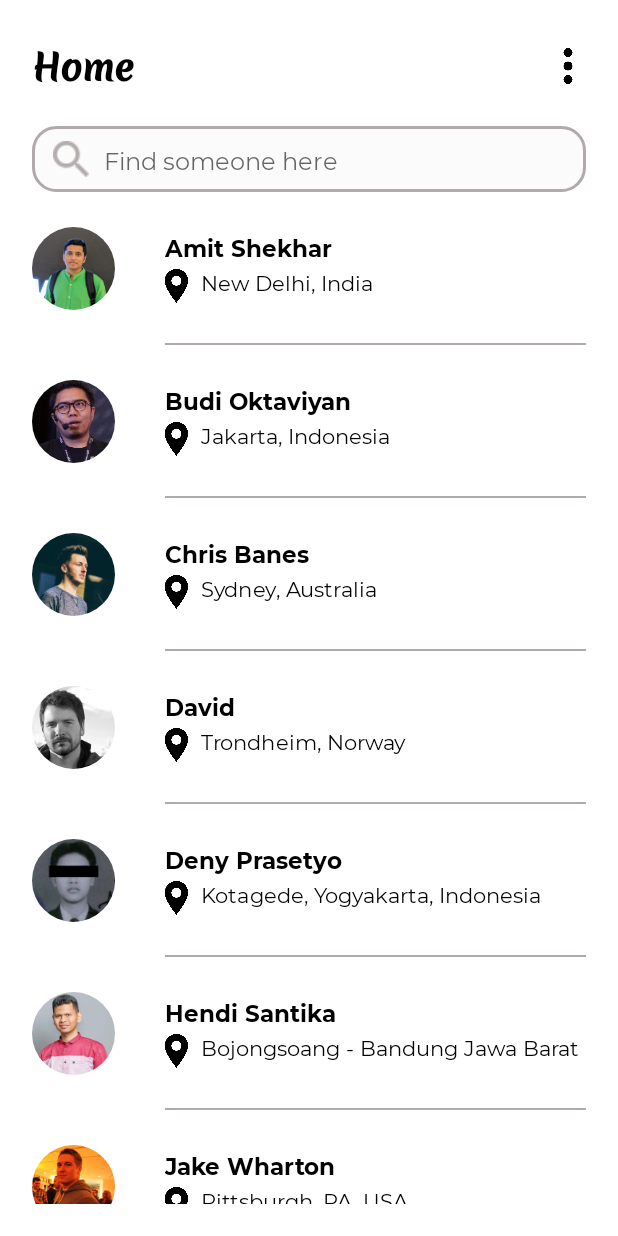
After one commit to setianjay/GithubUser, an Android app: the HomeActivity screen opened directly, with no data from a screen before it, on a phone screen of 412 x 824 dp. The commit adds this screen. Run offline under Robolectric (Android 15) with nearby library versions, the phone set to English and light mode, and no system bars; our stand-ins replace CircleImageView, Timber.

Commit message:
Create Home layout

```diff
--- a/app/build.gradle
+++ b/app/build.gradle
@@ -44,6 +44,7 @@ dependencies {
     implementation 'androidx.appcompat:appcompat:1.3.1'
     implementation 'com.google.android.material:material:1.4.0'
     implementation 'androidx.constraintlayout:constraintlayout:2.1.0'
+    implementation 'androidx.legacy:legacy-support-v4:1.0.0'
     testImplementation 'junit:junit:4.+'
     androidTestImplementation 'androidx.test.ext:junit:1.1.3'
     androidTestImplementation 'androidx.test.espresso:espresso-core:3.4.0'
--- a/app/src/main/AndroidManifest.xml
+++ b/app/src/main/AndroidManifest.xml
@@ -9,7 +9,8 @@
         android:roundIcon="@mipmap/ic_launcher_round"
         android:supportsRtl="true"
         android:theme="@style/Theme.GithubUser">
-        <activity android:name=".screens.SplashScreen">
+        <activity android:name=".screens.activity.HomeActivity"/>
+        <activity android:name=".screens.activity.SplashScreen">
             <intent-filter>
                 <action android:name="android.intent.action.MAIN" />
 
--- /dev/null
+++ b/app/src/main/java/com/setianjay/githubuser/model/user/UserManager.kt
@@ -0,0 +1,34 @@
+package com.setianjay.githubuser.model.user
+
+import android.content.res.Resources
+import android.content.res.TypedArray
+import com.setianjay.githubuser.R
+
+class UserManager(resources: Resources) {
+    private val username: Array<String> = resources.getStringArray(R.array.username)
+    private val name: Array<String> = resources.getStringArray(R.array.name)
+    private val location: Array<String> = resources.getStringArray(R.array.location)
+    private val repository: IntArray = resources.getIntArray(R.array.repository)
+    private val company: Array<String> = resources.getStringArray(R.array.company)
+    private val followers: IntArray = resources.getIntArray(R.array.followers)
+    private val following: IntArray = resources.getIntArray(R.array.following)
+    private val avatar: TypedArray = resources.obtainTypedArray(R.array.avatar)
+
+    fun dataUser(): List<UserModel>{
+        val listUser: ArrayList<UserModel> = arrayListOf()
+            for (i in username.indices){
+                val user = UserModel(
+                    username = username[i],
+                    name = name[i],
+                    location = location[i],
+                    repository = repository[i],
+                    company = company[i],
+                    followers = followers[i],
+                    following = following[i],
+                    avatar = avatar.getResourceId(i, -1)
+                )
+                listUser.add(user)
+            }
+        return listUser.sortedBy { it.name }
+    }
+}
--- /dev/null
+++ b/app/src/main/java/com/setianjay/githubuser/model/user/UserModel.kt
@@ -0,0 +1,12 @@
+package com.setianjay.githubuser.model.user
+
+data class UserModel(
+    val username: String,
+    val name: String,
+    val location: String,
+    val repository: Int,
+    val company: String,
+    val followers: Int,
+    val following: Int,
+    val avatar: Int
+)
--- /dev/null
+++ b/app/src/main/java/com/setianjay/githubuser/screens/activity/HomeActivity.kt
@@ -0,0 +1,22 @@
+package com.setianjay.githubuser.screens.activity
+
+import androidx.appcompat.app.AppCompatActivity
+import android.os.Bundle
+import android.widget.Toast
+import com.setianjay.githubuser.databinding.ActivityHomeBinding
+
+class HomeActivity : AppCompatActivity() {
+    private val binding by lazy { ActivityHomeBinding.inflate(layoutInflater) }
+
+    override fun onCreate(savedInstanceState: Bundle?) {
+        super.onCreate(savedInstanceState)
+        setContentView(binding.root)
+        initListener()
+    }
+
+    private fun initListener(){
+        binding.ivMenus.setOnClickListener {
+            Toast.makeText(this@HomeActivity, "Under Development", Toast.LENGTH_SHORT).show()
+        }
+    }
+}
--- /dev/null
+++ b/app/src/main/java/com/setianjay/githubuser/screens/adapter/UserListAdapter.kt
@@ -0,0 +1,49 @@
+package com.setianjay.githubuser.screens.adapter
+
+import android.view.LayoutInflater
+import android.view.ViewGroup
+import androidx.recyclerview.widget.RecyclerView
+import com.bumptech.glide.Glide
+import com.setianjay.githubuser.databinding.ItemUserListBinding
+import com.setianjay.githubuser.model.user.UserModel
+import timber.log.Timber
+
+class UserListAdapter() : RecyclerView.Adapter<UserListAdapter.ViewHolder>() {
+    private val users: ArrayList<UserModel> = arrayListOf()
+
+    override fun onCreateViewHolder(parent: ViewGroup, viewType: Int): ViewHolder {
+        return ViewHolder(
+            ItemUserListBinding.inflate(
+                LayoutInflater.from(parent.context),
+                parent,
+                false
+            )
+        )
+    }
+
+    override fun onBindViewHolder(holder: ViewHolder, position: Int) {
+        val user = users[position]
+        holder.usersBind(user = user)
+    }
+
+    override fun getItemCount(): Int  = users.size
+
+    class ViewHolder(private val binding: ItemUserListBinding) : RecyclerView.ViewHolder(binding.root){
+        fun usersBind(user: UserModel){
+            Timber.e("avatar user : ${user.avatar}")
+           Glide
+               .with(binding.ivUser.context)
+               .load(user.avatar)
+               .into(binding.ivUser)
+
+            binding.tvUser.text = user.name
+            binding.tvLocation.text = user.location
+        }
+    }
+
+    fun setDataUser(data: List<UserModel>){
+        users.clear()
+        users.addAll(data)
+        notifyDataSetChanged()
+    }
+}
--- /dev/null
+++ b/app/src/main/java/com/setianjay/githubuser/screens/fragment/UserListFragment.kt
@@ -0,0 +1,52 @@
+package com.setianjay.githubuser.screens.fragment
+
+import android.os.Bundle
+import androidx.fragment.app.Fragment
+import android.view.LayoutInflater
+import android.view.View
+import android.view.ViewGroup
+import androidx.recyclerview.widget.LinearLayoutManager
+import com.setianjay.githubuser.databinding.FragmentUserListBinding
+import com.setianjay.githubuser.model.user.UserManager
+import com.setianjay.githubuser.model.user.UserModel
+import com.setianjay.githubuser.screens.adapter.UserListAdapter
+
+class UserListFragment : Fragment() {
+    private lateinit var binding: FragmentUserListBinding
+
+    private lateinit var userData: List<UserModel>
+    private lateinit var userAdapter: UserListAdapter
+
+    override fun onCreateView(
+        inflater: LayoutInflater, container: ViewGroup?,
+        savedInstanceState: Bundle?
+    ): View {
+        binding = FragmentUserListBinding.inflate(inflater,container,false)
+        return binding.root
+    }
+
+    override fun onViewCreated(view: View, savedInstanceState: Bundle?) {
+        super.onViewCreated(view, savedInstanceState)
+        initRecycleView()
+    }
+
+    override fun onStart() {
+        super.onStart()
+        showUser(userData)
+    }
+
+    private fun initRecycleView(){
+        userData = UserManager(resources).dataUser()
+        userAdapter = UserListAdapter()
+
+        binding.rvUserList.apply {
+            layoutManager = LinearLayoutManager(requireContext(),LinearLayoutManager.VERTICAL,false)
+            adapter = userAdapter
+            setHasFixedSize(true)
+        }
+    }
+
+    private fun showUser(userData: List<UserModel>) {
+        userAdapter.setDataUser(userData)
+    }
+}
--- /dev/null
+++ b/app/src/main/res/drawable/sp_search.xml
@@ -0,0 +1,11 @@
+<?xml version="1.0" encoding="utf-8"?>
+<shape
+    xmlns:android="http://schemas.android.com/apk/res/android"
+    android:shape="rectangle">
+
+    <solid android:color="#FBFBFB"/>
+    <corners android:radius="@dimen/radius_15"/>
+    <stroke
+        android:width="2dp"
+        android:color="#B1AAAA"/>
+</shape>
--- /dev/null
+++ b/app/src/main/res/layout/activity_home.xml
@@ -0,0 +1,61 @@
+<?xml version="1.0" encoding="utf-8"?>
+<LinearLayout xmlns:android="http://schemas.android.com/apk/res/android"
+    xmlns:app="http://schemas.android.com/apk/res-auto"
+    xmlns:tools="http://schemas.android.com/tools"
+    android:layout_width="match_parent"
+    android:layout_height="match_parent"
+    tools:context=".screens.activity.HomeActivity"
+    android:orientation="vertical">
+
+    <androidx.constraintlayout.widget.ConstraintLayout
+        android:id="@+id/container_toolbar"
+        android:layout_width="match_parent"
+        android:layout_height="wrap_content"
+        app:layout_constraintTop_toTopOf="parent"
+        android:paddingStart="@dimen/padding_21"
+        android:paddingEnd="@dimen/padding_21">
+
+        <TextView
+            android:id="@+id/tv_page"
+            android:layout_width="wrap_content"
+            android:layout_height="wrap_content"
+            android:fontFamily="@font/merienda_regular"
+            android:textSize="@dimen/text_24"
+            android:textColor="@color/black"
+            android:textStyle="bold"
+            android:text="@string/home"
+            app:layout_constraintStart_toStartOf="parent"
+            app:layout_constraintTop_toTopOf="parent"
+            android:layout_marginTop="@dimen/margin_27"/>
+
+        <ImageView
+            android:id="@+id/iv_favorite"
+            android:layout_width="@dimen/width_24"
+            android:layout_height="@dimen/height_24"
+            android:contentDescription="@string/app_name"
+            android:src="@drawable/ic_heart"
+            app:layout_constraintEnd_toEndOf="@id/iv_menus"
+            app:layout_constraintTop_toTopOf="parent"
+            android:layout_marginEnd="@dimen/margin_40"
+            android:layout_marginTop="@dimen/margin_32"
+            android:visibility="invisible"/>
+
+        <ImageView
+            android:id="@+id/iv_menus"
+            android:layout_width="@dimen/width_24"
+            android:layout_height="@dimen/height_24"
+            android:contentDescription="@string/app_name"
+            android:src="@drawable/ic_menu"
+            app:layout_constraintEnd_toEndOf="parent"
+            app:layout_constraintTop_toTopOf="parent"
+            android:layout_marginTop="@dimen/margin_32"/>
+    </androidx.constraintlayout.widget.ConstraintLayout>
+
+    <androidx.fragment.app.FragmentContainerView
+        android:id="@+id/nav_host_fragment_container"
+        android:name="androidx.navigation.fragment.NavHostFragment"
+        android:layout_width="match_parent"
+        android:layout_height="match_parent"
+        app:defaultNavHost="true"
+        app:navGraph="@navigation/nav_content"/>
+</LinearLayout>
--- /dev/null
+++ b/app/src/main/res/layout/fragment_user_list.xml
@@ -0,0 +1,48 @@
+<?xml version="1.0" encoding="utf-8"?>
+<LinearLayout xmlns:android="http://schemas.android.com/apk/res/android"
+    xmlns:tools="http://schemas.android.com/tools"
+    android:layout_width="match_parent"
+    android:layout_height="match_parent"
+    tools:context=".screens.fragment.UserListFragment"
+    android:padding="@dimen/padding_21"
+    android:orientation="vertical">
+
+        <LinearLayout
+            android:layout_width="match_parent"
+            android:layout_height="wrap_content"
+            android:background="@drawable/sp_search"
+            android:orientation="horizontal"
+            android:paddingStart="@dimen/padding_14"
+            android:paddingEnd="@dimen/padding_14"
+            android:paddingTop="@dimen/padding_10"
+            android:paddingBottom="@dimen/padding_10">
+
+            <ImageView
+                android:id="@+id/iv_search"
+                android:layout_width="@dimen/width_24"
+                android:layout_height="@dimen/width_24"
+                android:contentDescription="@string/app_name"
+                android:src="@drawable/ic_search"/>
+
+            <EditText
+                android:id="@+id/et_search"
+                android:layout_width="match_parent"
+                android:layout_height="wrap_content"
+                android:layout_gravity="bottom"
+                android:background="@null"
+                android:imeOptions="actionDone"
+                android:inputType="text"
+                android:maxLines="1"
+                android:fontFamily="@font/montserrat_regular"
+                android:hint="@string/find_someone_here"
+                android:textSize="@dimen/text_16"
+                android:layout_marginStart="@dimen/margin_10"
+                tools:ignore="Autofill"/>
+        </LinearLayout>
+
+        <androidx.recyclerview.widget.RecyclerView
+            android:id="@+id/rv_user_list"
+            android:layout_width="match_parent"
+            android:layout_height="wrap_content"
+            tools:listitem="@layout/item_user_list"/>
+</LinearLayout>
--- /dev/null
+++ b/app/src/main/res/layout/item_user_list.xml
@@ -0,0 +1,62 @@
+<?xml version="1.0" encoding="utf-8"?>
+<LinearLayout
+    xmlns:android="http://schemas.android.com/apk/res/android"
+    xmlns:tools="http://schemas.android.com/tools"
+    android:layout_width="match_parent"
+    android:layout_height="wrap_content"
+    android:orientation="horizontal"
+    android:layout_marginTop="@dimen/margin_23">
+
+        <de.hdodenhof.circleimageview.CircleImageView
+            android:id="@+id/iv_user"
+            android:layout_width="@dimen/width_55"
+            android:layout_height="@dimen/height_55"
+            android:contentDescription="@string/app_name"
+            android:src="@drawable/im_user_6"/>
+
+        <LinearLayout
+            android:layout_width="match_parent"
+            android:layout_height="wrap_content"
+            android:layout_marginStart="@dimen/margin_33"
+            android:orientation="vertical">
+
+            <TextView
+                android:id="@+id/tv_user"
+                android:layout_width="wrap_content"
+                android:layout_height="wrap_content"
+                android:fontFamily="@font/montserrat_bold"
+                android:textSize="@dimen/text_15"
+                android:textColor="@color/black"
+                android:text="@string/name"
+                android:layout_marginTop="@dimen/margin_3"/>
+
+            <LinearLayout
+                android:layout_width="match_parent"
+                android:layout_height="wrap_content"
+                android:orientation="horizontal"
+                android:layout_marginTop="@dimen/margin_3"
+                tools:ignore="UseCompoundDrawables">
+
+                <ImageView
+                    android:id="@+id/iv_location"
+                    android:layout_width="@dimen/height_24"
+                    android:layout_height="@dimen/height_24"
+                    android:contentDescription="@string/app_name"
+                    android:src="@drawable/ic_location"/>
+
+                <TextView
+                    android:id="@+id/tv_location"
+                    android:layout_width="wrap_content"
+                    android:layout_height="wrap_content"
+                    android:fontFamily="@font/montserrat_regular"
+                    android:textColor="@color/black"
+                    android:text="@string/location" />
+            </LinearLayout>
+
+            <View
+                android:layout_width="match_parent"
+                android:layout_height="@dimen/height_1"
+                android:background="@color/gray"
+                android:layout_marginTop="@dimen/margin_25"/>
+        </LinearLayout>
+</LinearLayout>
--- /dev/null
+++ b/app/src/main/res/navigation/nav_content.xml
@@ -0,0 +1,13 @@
+<?xml version="1.0" encoding="utf-8"?>
+<navigation xmlns:android="http://schemas.android.com/apk/res/android"
+    xmlns:app="http://schemas.android.com/apk/res-auto"
+    xmlns:tools="http://schemas.android.com/tools"
+    android:id="@+id/nav_content"
+    app:startDestination="@id/userListFragment">
+
+    <fragment
+        android:id="@+id/userListFragment"
+        android:name="com.setianjay.githubuser.screens.fragment.UserListFragment"
+        android:label="fragment_user_list"
+        tools:layout="@layout/fragment_user_list" />
+</navigation>
--- a/app/src/main/res/values/colors.xml
+++ b/app/src/main/res/values/colors.xml
@@ -7,4 +7,5 @@
     <color name="teal_700">#FF018786</color>
     <color name="black">#FF000000</color>
     <color name="white">#FFFFFFFF</color>
+    <color name="gray">#B1AAAA</color>
 </resources>
--- a/app/src/main/res/values/dimens.xml
+++ b/app/src/main/res/values/dimens.xml
@@ -1,20 +1,47 @@
 <?xml version="1.0" encoding="utf-8"?>
 <resources>
 
+    <!-- dimen height -->
+    <dimen name="height_1">1dp</dimen>
+    <dimen name="height_24">24dp</dimen>
+    <dimen name="height_55">55dp</dimen>
     <dimen name="height_100">100dp</dimen>
 
+    <!-- dimen margin -->
+    <dimen name="margin_3">3dp</dimen>
     <dimen name="margin_8">8dp</dimen>
+    <dimen name="margin_10">10dp</dimen>
     <dimen name="margin_16">16dp</dimen>
+    <dimen name="margin_23">23dp</dimen>
+    <dimen name="margin_25">25dp</dimen>
+    <dimen name="margin_27">27dp</dimen>
+    <dimen name="margin_32">32dp</dimen>
+    <dimen name="margin_33">33dp</dimen>
+    <dimen name="margin_40">40dp</dimen>
     <dimen name="margin_66">66dp</dimen>
 
+    <!-- dimen padding -->
+    <dimen name="padding_10">10dp</dimen>
+    <dimen name="padding_12">12dp</dimen>
+    <dimen name="padding_14">14dp</dimen>
     <dimen name="padding_15">15dp</dimen>
-    <dimen name="padding_12">12dp</dimen>
+    <dimen name="padding_21">21dp</dimen>
 
+    <!-- dimen radius -->
+    <dimen name="radius_15">15dp</dimen>
+
+    <!-- dimen text -->
     <dimen name="text_12">12sp</dimen>
     <dimen name="text_13">13sp</dimen>
     <dimen name="text_14">14sp</dimen>
+    <dimen name="text_15">15sp</dimen>
+    <dimen name="text_16">16sp</dimen>
     <dimen name="text_18">18sp</dimen>
+    <dimen name="text_24">24sp</dimen>
     <dimen name="text_36">36sp</dimen>
 
+    <!-- dimen width-->
+    <dimen name="width_24">24dp</dimen>
+    <dimen name="width_55">55dp</dimen>
     <dimen name="width_100">100dp</dimen>
 </resources>
--- a/app/src/main/res/values/strings.xml
+++ b/app/src/main/res/values/strings.xml
@@ -1,6 +1,10 @@
 <resources>
     <string name="app_name">GithubUser</string>
-    <string name="githubuser">GithubUser</string>
     <string name="find_someone_on_github">Find someone on Github</string>
     <string name="let_s_find_out">Let\'s Find Out</string>
+    <string name="hello_blank_fragment">Hello blank fragment</string>
+    <string name="find_someone_here">Find someone here</string>
+    <string name="home">Home</string>
+    <string name="location">New Delhi, India</string>
+    <string name="name">Sharukh Khan</string>
 </resources>
```
Also changed, not shown: app/src/main/res/drawable/ic_heart.png (added), app/src/main/res/drawable/ic_location.png (added), app/src/main/res/drawable/ic_menu.png (added), app/src/main/res/drawable/ic_search.png (added).
